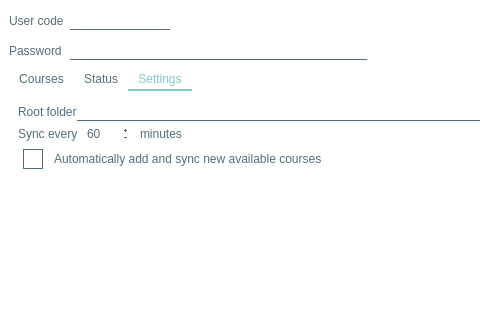
The window that polibeepsync/new_gui.ui (Jacotsu/polibeepsync) describes before a commit, drawn with Qt 5; both pictures show x 0 to 480 and y 0 to 320 of the 800 by 576 pixel window.
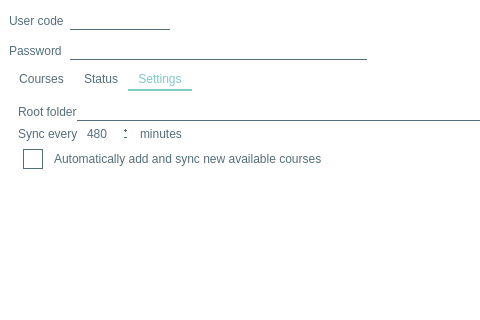
The same window after the commit. The open tabs and pages were chosen to show the change. Icons and pictures are not drawn.

Commit message: Added missing window icon

The edit to the form file:
```diff
--- a/polibeepsync/new_gui.ui
+++ b/polibeepsync/new_gui.ui
@@ -983,7 +983,7 @@
                <number>4800</number>
               </property>
               <property name="value">
-               <number>60</number>
+               <number>480</number>
               </property>
              </widget>
             </item>
```
Left out of the diff: 6 changed lines with no effect on the pictures.
